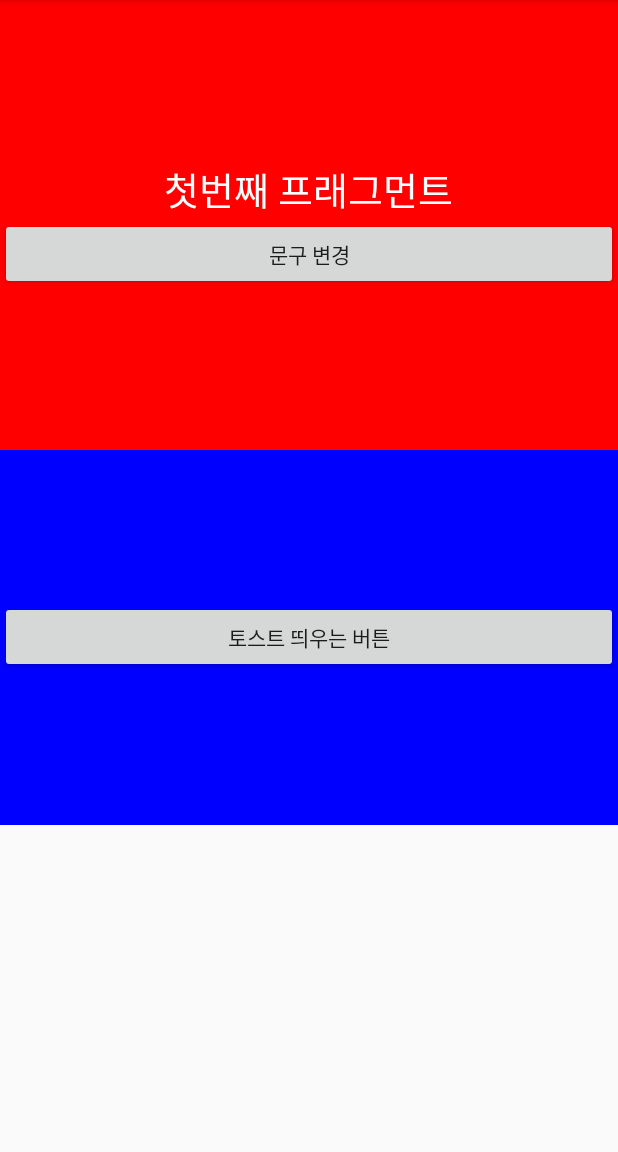
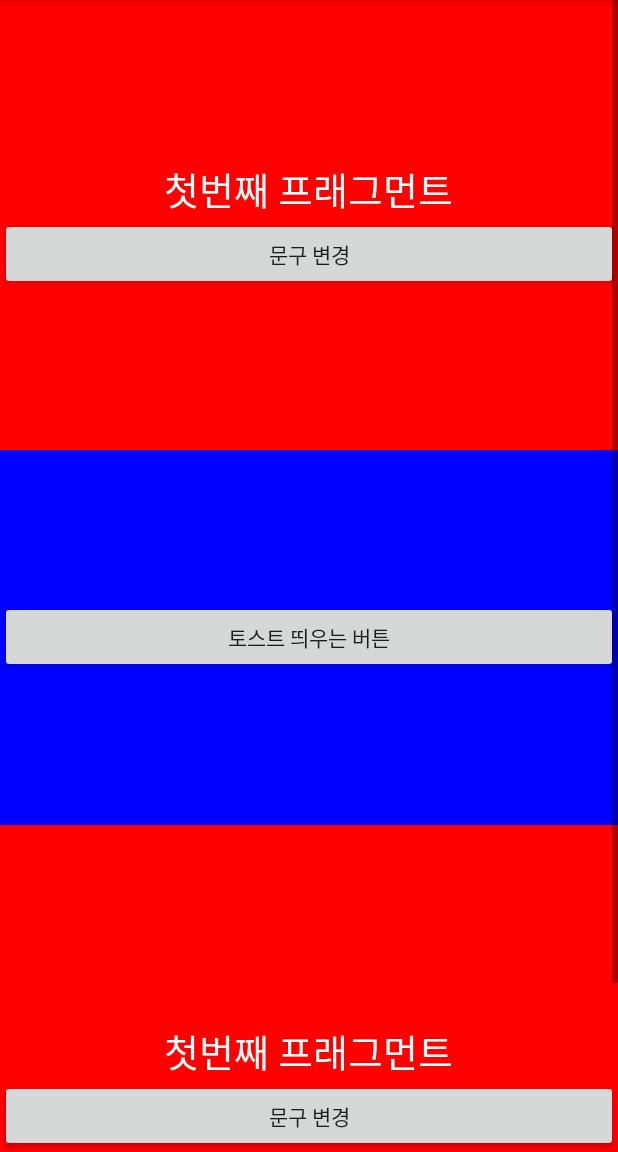
Before and after one commit to cho881020/Fragment_20200712, an Android app: the first screen one second after launch (MainActivity), on a phone screen of 412 x 824 dp, the part 84-1236 px from its top. Run offline under Robolectric (Android 15) with nearby library versions, the phone set to English and light mode, and no system bars.

Commit message:
FirstFragment 다시 추가 + 스크롤뷰 지원

```diff
--- a/app/src/main/res/layout/activity_main.xml
+++ b/app/src/main/res/layout/activity_main.xml
@@ -6,6 +6,15 @@
     android:layout_height="match_parent"
     android:orientation="vertical"
     tools:context=".MainActivity">
+
+    <ScrollView
+        android:layout_width="match_parent"
+        android:layout_height="match_parent">
+
+        <LinearLayout
+            android:layout_width="match_parent"
+            android:layout_height="wrap_content"
+            android:orientation="vertical">
 
             <fragment
                 android:tag="firstFragment"
@@ -18,5 +27,16 @@
                 android:layout_width="match_parent"
                 android:layout_height="250dp"
                 class="kr.co.tjoeun.fragment_20200712.fragments.SecondFragment" />
+            <fragment
+                android:tag="첫번째프래그먼트"
+                android:layout_width="match_parent"
+                android:layout_height="350dp"
+                class="kr.co.tjoeun.fragment_20200712.fragments.FirstFragment" />
 
         </LinearLayout>
+
+    </ScrollView>
+
+
+
+</LinearLayout>
```
Lines whose indentation alone changed are shown as unchanged.
